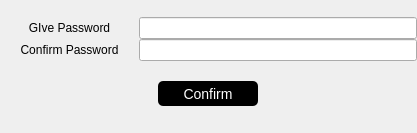
This is cryptographicagent.ui in Deatrax/codenheimer as Qt 5 draws it before an edit. The edited form follows.
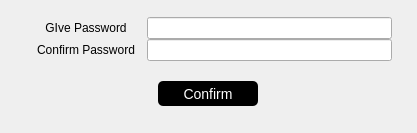
This is the edited form.

What changed in the file:
```diff
--- a/cryptographicagent.ui
+++ b/cryptographicagent.ui
@@ -43,6 +43,12 @@
    </property>
    <item>
     <layout class="QGridLayout" name="gridLayout" rowstretch="0,0" columnstretch="2,4">
+     <property name="leftMargin">
+      <number>25</number>
+     </property>
+     <property name="rightMargin">
+      <number>25</number>
+     </property>
      <item row="1" column="1">
       <widget class="QLineEdit" name="passwordConfirmField">
        <property name="echoMode">
```
